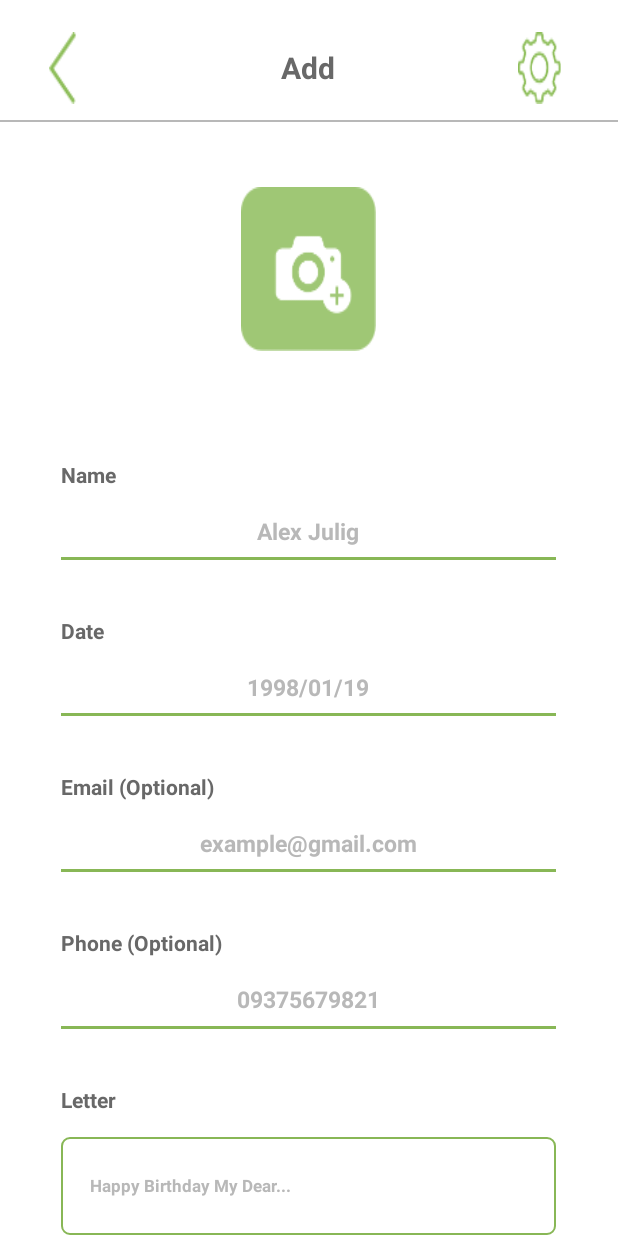
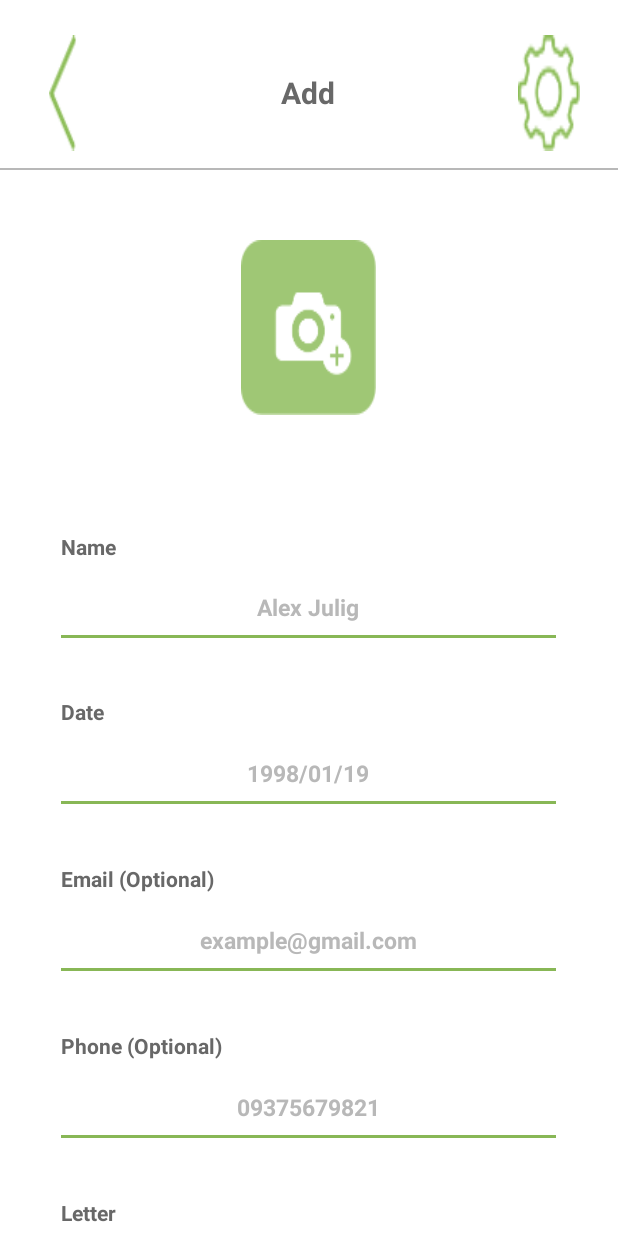
Before and after one commit to SeedS-Startup/SeedS_BirthdayReminder, an Android app: the screen it shows after launch (AddBirthdayActivity), after a tap on an icon or button, on a phone screen of 412 x 824 dp. Run offline under Robolectric (Android 15) with nearby library versions, the phone set to English and light mode, and no system bars; 2 statements that could not run were skipped.

Commit message:
mohammad - push - some fixes

```diff
--- a/Android Application/app/src/main/java/com/seeds/seeds_birthdayreminder/Management/MainActivity.java
+++ b/Android Application/app/src/main/java/com/seeds/seeds_birthdayreminder/Management/MainActivity.java
@@ -76,6 +76,7 @@ public class MainActivity extends AppCompatActivity implements View.OnClickListe
         Helper.mainActivity_fab =findViewById(R.id.add_birthday_icon);
         Helper.mainActivity_setting=findViewById(R.id.main_setting_icon);
         Helper.mainActivity_leftIcon=findViewById(R.id.main_back_icon);
+        Helper.mainActivity_centerText=findViewById(R.id.center_text);
     }
 
     @Override
--- a/Android Application/app/src/main/res/layout/activity_add_birthday.xml
+++ b/Android Application/app/src/main/res/layout/activity_add_birthday.xml
@@ -24,7 +24,8 @@
 
         <LinearLayout
             android:layout_width="match_parent"
-            android:layout_height="wrap_content"
+            android:layout_height="0dp"
+            android:layout_weight="10"
             android:orientation="horizontal"
             android:weightSum="100">
 
@@ -34,12 +35,12 @@
                 android:layout_weight="8" />
 
 
-            <Button
+            <ImageView
+
                 android:layout_width="0dp"
                 android:layout_height="match_parent"
                 android:layout_weight="8"
-                android:background="@mipmap/back"
-                android:orientation="horizontal" />
+                android:background="@mipmap/back" />
 
             <TextView
                 android:layout_width="0dp"
@@ -51,12 +52,11 @@
                 android:textSize="20sp"
                 android:textStyle="bold" />
 
-            <Button
+            <ImageView
                 android:layout_width="0dp"
                 android:layout_height="match_parent"
-                android:layout_weight="7"
-                android:background="@mipmap/settings"
-                android:orientation="horizontal" />
+                android:layout_weight="10"
+                android:background="@mipmap/settings" />
 
             <Space
                 android:layout_width="0dp"
```
